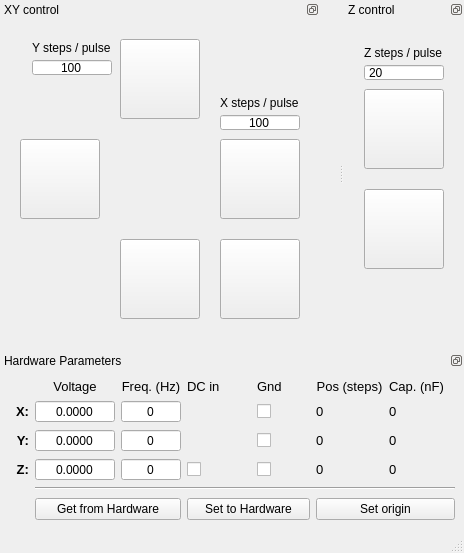
Above: gui/stepper_interface/ui_stepper_interface_gui.ui from WarwickEPR/qudi before the change. Below: the same form after it.
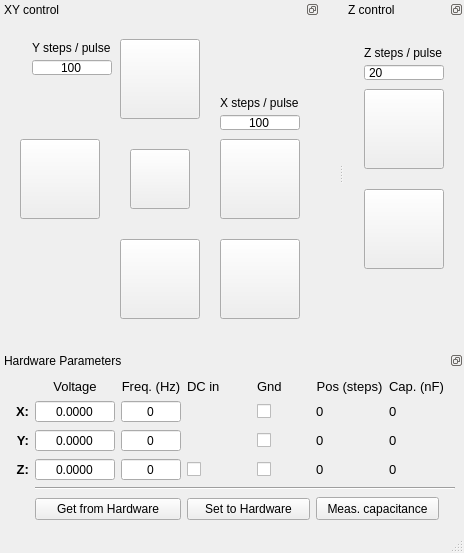
That is the form after the change. Icons and pictures are not drawn. Custom widgets are drawn as their Qt base class.

Commit message: separate capacitance measurements from other hardware updates; disable motion buttons once a particular axis is grounded

```diff
--- a/gui/stepper_interface/ui_stepper_interface_gui.ui
+++ b/gui/stepper_interface/ui_stepper_interface_gui.ui
@@ -309,6 +309,34 @@
       <string>X steps / pulse</string>
      </property>
     </widget>
+    <widget class="QPushButton" name="set_origin_button">
+     <property name="geometry">
+      <rect>
+       <x>130</x>
+       <y>130</y>
+       <width>60</width>
+       <height>60</height>
+      </rect>
+     </property>
+     <property name="font">
+      <font>
+       <pointsize>9</pointsize>
+      </font>
+     </property>
+     <property name="focusPolicy">
+      <enum>Qt::NoFocus</enum>
+     </property>
+     <property name="toolTip">
+      <string>Set origin</string>
+     </property>
+     <property name="text">
+      <string/>
+     </property>
+     <property name="icon">
+      <iconset>
+       <normaloff>../../artwork/icons/qudiTheme/22x22/optimize-position.png</normaloff>../../artwork/icons/qudiTheme/22x22/optimize-position.png</iconset>
+     </property>
+    </widget>
    </widget>
   </widget>
   <widget class="QDockWidget" name="dockWidget_4">
@@ -559,21 +587,6 @@
        </property>
       </widget>
      </item>
-     <item row="6" column="7" rowspan="2" colspan="2">
-      <widget class="QPushButton" name="set_origin_button">
-       <property name="font">
-        <font>
-         <pointsize>9</pointsize>
-        </font>
-       </property>
-       <property name="focusPolicy">
-        <enum>Qt::NoFocus</enum>
-       </property>
-       <property name="text">
-        <string>Set origin</string>
-       </property>
-      </widget>
-     </item>
      <item row="3" column="4">
       <widget class="QSpinBox" name="y_frequency_spinBox">
        <property name="sizePolicy">
@@ -1130,6 +1143,30 @@
        </property>
       </widget>
      </item>
+     <item row="6" column="7" rowspan="2" colspan="2">
+      <widget class="QPushButton" name="measure_capacitance_button">
+       <property name="minimumSize">
+        <size>
+         <width>123</width>
+         <height>23</height>
+        </size>
+       </property>
+       <property name="maximumSize">
+        <size>
+         <width>123</width>
+         <height>16777215</height>
+        </size>
+       </property>
+       <property name="font">
+        <font>
+         <pointsize>9</pointsize>
+        </font>
+       </property>
+       <property name="text">
+        <string>Meas. capacitance</string>
+       </property>
+      </widget>
+     </item>
     </layout>
    </widget>
   </widget>
```
Left out of the diff: 21 changed lines with no effect on the pictures. The commit also changes 2 other files.
